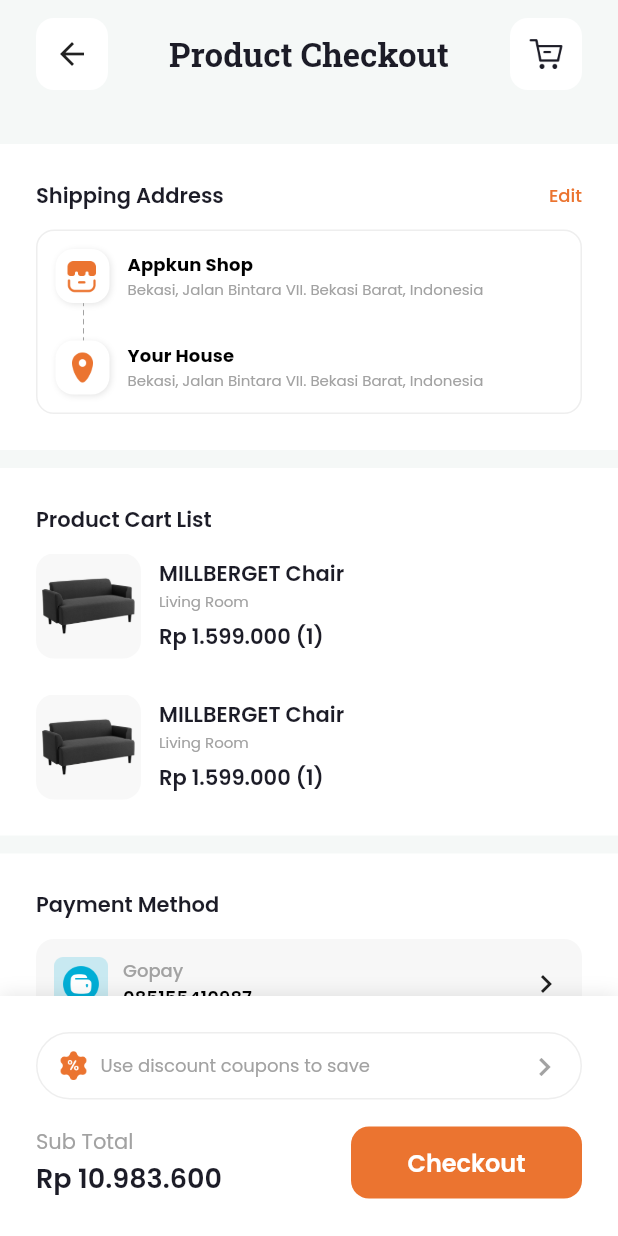
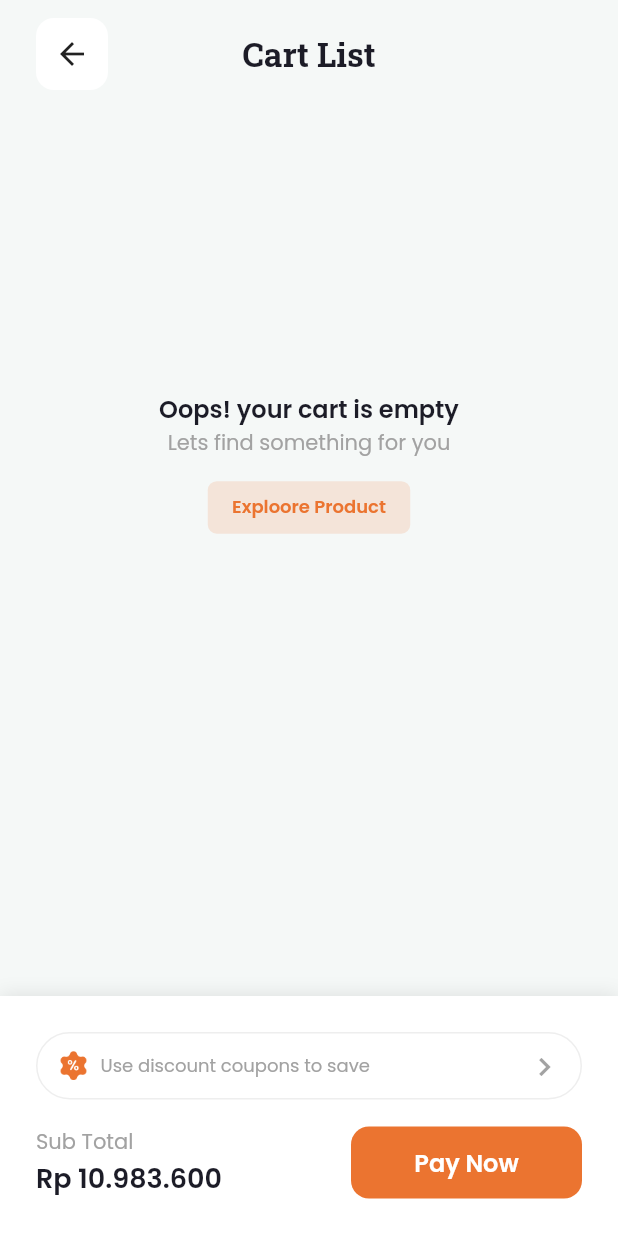
Before and after one commit to anggitpp/furnitour, a Flutter app: the screen it shows after launch, on a phone screen of 412 x 824 dp. Run offline on Flutter 3.47's test engine with Material 2 defaults, Android fonts, the phone set to English and light mode, and no system bars; drawn by our look-alikes of simple_shadow; our stand-ins replace google_fonts, supercharged.

Commit message:
finish create cart page

```diff
--- a/lib/config/routes.dart
+++ b/lib/config/routes.dart
@@ -1,3 +1,4 @@
+import 'package:furnitour/pages/cart/cart_page.dart';
 import 'package:furnitour/pages/checkout/checkout_page.dart';
 import 'package:furnitour/pages/detail_product/detail_product_page.dart';
 import 'package:furnitour/pages/payment_method/payment_method_page.dart';
@@ -5,7 +6,7 @@
 import '../config/route_name.dart';
 
 final routes = {
-  RouteName.home: (context) => const CheckoutPage(),
+  RouteName.home: (context) => const CartPage(),
   RouteName.paymentMethod: (context) => const PaymentMethodPage(),
   RouteName.detailProduct: (context) => const DetailProductPage(),
 };
--- /dev/null
+++ b/lib/pages/cart/cart_page.dart
@@ -0,0 +1,145 @@
+import 'package:flutter/material.dart';
+import 'package:furnitour/config/theme.dart';
+import 'package:furnitour/widgets/bottom_checkout_widget.dart';
+import 'package:intl/intl.dart';
+
+import '../../config/constant.dart';
+import '../../widgets/header_page.dart';
+import 'widget/cart_list_item.dart';
+
+class CartPage extends StatelessWidget {
+  const CartPage({Key? key}) : super(key: key);
+
+  @override
+  Widget build(BuildContext context) {
+    return Scaffold(
+      body: SafeArea(
+        child: Stack(
+          children: [
+            SingleChildScrollView(
+              child: Column(
+                children: [
+                  HeaderPage(
+                    GestureDetector(
+                      onTap: () => Navigator.pop(context),
+                      child: Container(
+                        width: 48,
+                        height: 48,
+                        decoration: BoxDecoration(
+                          borderRadius: BorderRadius.circular(12),
+                          color: Colors.white,
+                        ),
+                        child: const Icon(
+                          Icons.arrow_back,
+                          size: 24,
+                        ),
+                      ),
+                    ),
+                    Text(
+                      'Cart List',
+                      style: textTheme(context).headlineLarge,
+                    ),
+                    const SizedBox(
+                      width: 48,
+                    ),
+                  ),
+                  const SizedBox(
+                    height: 24,
+                  ),
+                  SizedBox(
+                    height: AppSizes.phoneHeight(context) / 5,
+                  ),
+                  Column(
+                    children: [
+                      Text(
+                        'Oops! your cart is empty',
+                        style: textTheme(context).labelLarge,
+                      ),
+                      Text(
+                        'Lets find something for you',
+                        style: textTheme(context)
+                            .bodySmall!
+                            .copyWith(fontSize: 14),
+                      ),
+                      SizedBox(
+                        height: 15,
+                      ),
+                      Container(
+                        width: 135,
+                        height: 35,
+                        child: ElevatedButton(
+                          style: ElevatedButton.styleFrom(
+                            elevation: 0,
+                            primary: orangeColor.withOpacity(0.15),
+                            shape: RoundedRectangleBorder(
+                              borderRadius: BorderRadius.circular(6),
+                            ),
+                          ),
+                          onPressed: () {},
+                          child: Text(
+                            'Exploore Product',
+                            style: textTheme(context)
+                                .displaySmall!
+                                .copyWith(color: orangeColor),
+                          ),
+                        ),
+                      ),
+                    ],
+                  ),
+
+                  // Container(
+                  //   width: AppSizes.phoneWidthMargin(context),
+                  //   padding: const EdgeInsets.fromLTRB(6, 12, 12, 12),
+                  //   decoration: BoxDecoration(
+                  //     color: Colors.white,
+                  //     borderRadius: BorderRadius.circular(12),
+                  //   ),
+                  //   child: Column(
+                  //     crossAxisAlignment: CrossAxisAlignment.start,
+                  //     children: [
+                  //       Row(
+                  //         children: [
+                  //           Checkbox(
+                  //             value: false,
+                  //             onChanged: (newValue) {},
+                  //           ),
+                  //           const SizedBox(
+                  //             width: 6,
+                  //           ),
+                  //           Text(
+                  //             'Select all',
+                  //             style: textTheme(context).titleSmall,
+                  //           )
+                  //         ],
+                  //       ),
+                  //       const SizedBox(
+                  //         height: 12,
+                  //       ),
+                  //       CartListItem(),
+                  //       SizedBox(
+                  //         height: 24,
+                  //       ),
+                  //       CartListItem(),
+                  //       SizedBox(
+                  //         height: 24,
+                  //       ),
+                  //       CartListItem(),
+                  //     ],
+                  //   ),
+                  // ),
+                  SizedBox(
+                    height: 200,
+                  ),
+                ],
+              ),
+            ),
+            Align(
+              alignment: Alignment.bottomCenter,
+              child: BottomCheckoutWidget(),
+            ),
+          ],
+        ),
+      ),
+    );
+  }
+}
--- a/lib/pages/checkout/checkout_page.dart
+++ b/lib/pages/checkout/checkout_page.dart
@@ -5,7 +5,7 @@
 import 'package:simple_shadow/simple_shadow.dart';
 
 import '../../config/constant.dart';
-import 'widget/bottom_checkout_widget.dart';
+import '../../widgets/bottom_checkout_widget.dart';
 import 'widget/checkout_payment_method_widget.dart';
 import 'widget/product_cart_list.dart';
 
--- a/lib/pages/checkout/widget/bottom_checkout_widget.dart
+++ b/lib/widgets/bottom_checkout_widget.dart
@@ -1,11 +1,13 @@
 import 'package:flutter/material.dart';
 import 'package:intl/intl.dart';
 
-import '../../../config/constant.dart';
-import '../../../config/theme.dart';
+import '../config/constant.dart';
+import '../config/theme.dart';
 
 class BottomCheckoutWidget extends StatelessWidget {
+  final bool isCheckout;
   const BottomCheckoutWidget({
+    this.isCheckout = true,
     Key? key,
   }) : super(key: key);
 
@@ -95,7 +97,7 @@
                     ),
                   ),
                   child: Text(
-                    'Checkout',
+                    isCheckout ? 'Pay Now' : 'Checkout',
                     style: textTheme(context).labelLarge!.copyWith(
                           color: Colors.white,
                         ),
```
Also changed, not shown: lib/pages/cart/widget/cart_list_item.dart (added, +133 -0 lines), assets/icons/move-wishlist-icon.png (added).
